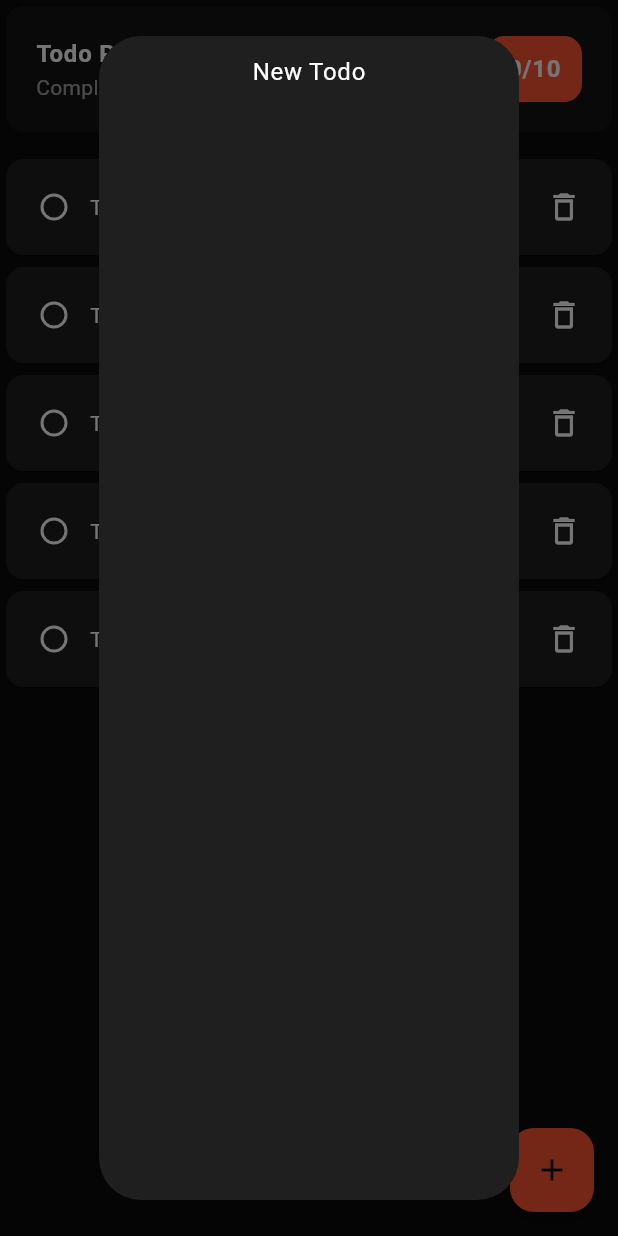
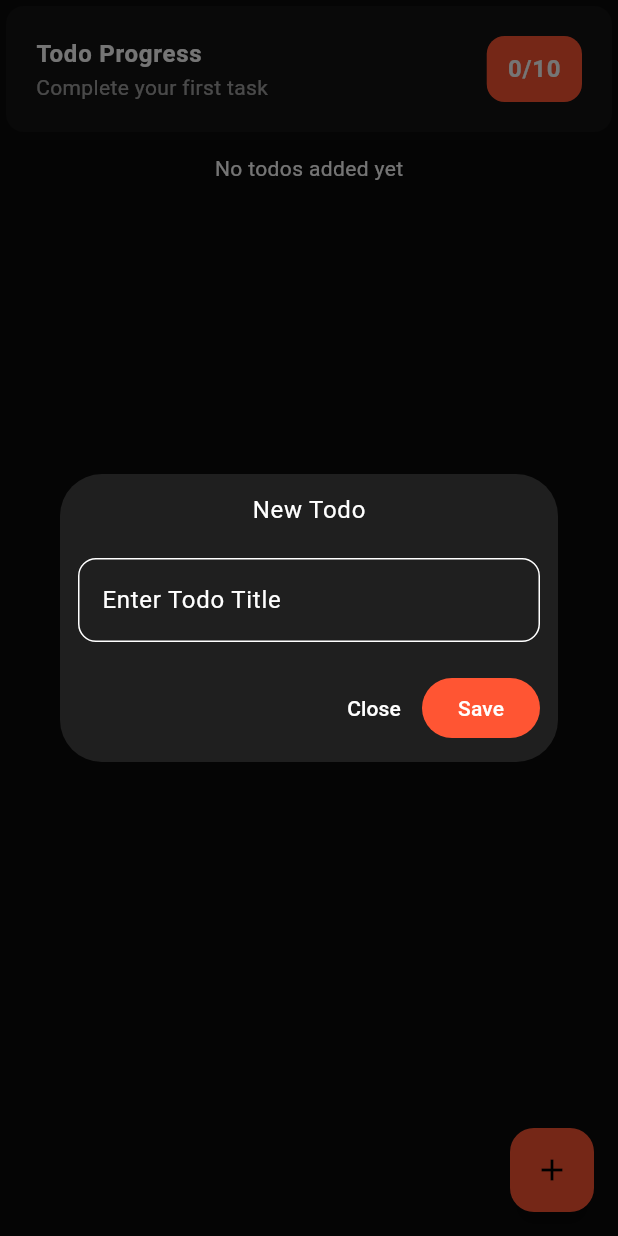
Before and after one commit to yashgoswami3251-wq/Flutter_Riverpod_State_Management, a Flutter app: the screen it shows after launch, after a tap on the "add" icon, on a phone screen of 412 x 824 dp. Run offline on Flutter 3.47's test engine with Material 3 defaults, Android fonts, the phone set to English and light mode, and no system bars; our stand-ins replace flutter_riverpod.

Commit message:
Add Todo work perfactly

```diff
--- a/lib/Todo_Application/Widgets/todo_adding.dart
+++ b/lib/Todo_Application/Widgets/todo_adding.dart
@@ -1,27 +1,63 @@
 import 'package:flutter/cupertino.dart';
 import 'package:flutter/material.dart';
+import 'package:flutter_riverpod/flutter_riverpod.dart';
+import 'package:flutter_riverpod/legacy.dart';
 
-class TodoAdding extends StatefulWidget {
+final addprovider = StateProvider<List<dynamic>>((Ref ref){
+  return [];
+});
+
+class TodoAdding extends ConsumerStatefulWidget {
   const TodoAdding({super.key});
 
   @override
-  State<TodoAdding> createState() => _TodoAddingState();
+  ConsumerState<TodoAdding> createState() => _TodoAddingState();
 }
 
-class _TodoAddingState extends State<TodoAdding> {
+class _TodoAddingState extends ConsumerState<TodoAdding> {
   @override
   Widget build(BuildContext context) {
-
+    final textcontroller = TextEditingController();
     final theme = Theme.of(context);
     final texttheme = theme.textTheme;
-    final colorschema = theme.colorScheme;
 
     return Dialog(
       child: Padding(
         padding: EdgeInsets.all(12),
         child: Column(
+          mainAxisSize: MainAxisSize.min,
           children: [
-            Text("New Todo",style: texttheme.bodyLarge,)
+            Text("New Todo",style: texttheme.bodyLarge,),
+            SizedBox(height: 20,),
+            TextField(
+              controller: textcontroller,
+              decoration: InputDecoration(
+                hintText: "Enter Todo Title"
+              ),
+            ),
+            SizedBox(height: 20,),
+            Row(
+              mainAxisAlignment: MainAxisAlignment.end,
+              children: [
+                TextButton(onPressed: (){
+                  Navigator.of(context).pop();
+                }, child: Text("Close",style: TextStyle(color: Colors.white),)),
+                ElevatedButton(
+                    onPressed: (){
+                      final title = textcontroller.text;
+                      if(title.isEmpty){
+                        ScaffoldMessenger.of(context).showSnackBar(SnackBar(content: Text("Please enter title")));
+                        return;
+                      }
+
+                      final currenttodos = ref.read(addprovider);
+                      ref.read(addprovider.notifier).state = [...currenttodos,title];
+
+                      Navigator.of(context).pop();
+
+                }, child: Text("Save",style: TextStyle(color: Colors.white),))
+              ],
+            )
           ],
         ),
       ),
--- a/lib/Todo_Application/Widgets/todo_tile.dart
+++ b/lib/Todo_Application/Widgets/todo_tile.dart
@@ -1,35 +1,45 @@
-import 'package:flutter/cupertino.dart';
 import 'package:flutter/material.dart';
+import 'package:flutter_riverpod/flutter_riverpod.dart';
+import 'todo_adding.dart';
 
-class TodoTile extends StatelessWidget {
+class TodoTile extends ConsumerWidget {
   const TodoTile({super.key});
 
   @override
-  Widget build(BuildContext context) {
+  Widget build(BuildContext context, WidgetRef ref) {
+    final todos = ref.watch(addprovider);
+    final texttheme = Theme.of(context).textTheme;
 
-    final theme = Theme.of(context);
-    final texttheme = theme.textTheme;
+    if (todos.isEmpty) {
+      return const Center(
+        child: Text('No todos added yet'),
+      );
+    }
 
+    return ListView.builder(
+      shrinkWrap: true,
+      itemCount: todos.length,
+      itemBuilder: (context, index) {
         return Card(
           child: Padding(
-        padding: const EdgeInsets.all(8.0),
-        child: Expanded(
+            padding: const EdgeInsets.all(8),
             child: Row(
               children: [
-              Checkbox(
-                  shape: CircleBorder(),
-                  value: false, onChanged: (_){}),
+                Checkbox(value: false, onChanged: (_){}),
+                const SizedBox(width: 12),
                 Expanded(
-                child: Text("Task",style: texttheme.bodyMedium?.copyWith(
-                  decoration: TextDecoration.none
-                )),
+                  child: Text(
+                    todos[index],
+                    style: texttheme.bodyMedium,
+                  ),
                 ),
                 IconButton(onPressed: (){}, icon: Icon(Icons.edit)),
-              IconButton(onPressed: (){}, icon: Icon(Icons.delete_outline)),
+                IconButton(onPressed: (){},icon: Icon(Icons.delete_outline),)
               ],
             ),
-        )
           ),
+        );
+      },
     );
   }
 }
--- a/lib/Todo_Application/todo_screen.dart
+++ b/lib/Todo_Application/todo_screen.dart
@@ -29,7 +29,7 @@ class _todoscreenState extends State<todoscreen> {
               /// Todo tile
               SizedBox(height: 10,),
               Expanded(
-                child: ListView.builder(itemCount: 5, itemBuilder: (context,index){
+                child: ListView.builder(itemCount: 1, itemBuilder: (context,index){
                   return TodoTile();
                 }),
               )
--- a/pubspec.yaml
+++ b/pubspec.yaml
@@ -35,9 +35,11 @@ dependencies:
   # Use with the CupertinoIcons class for iOS style icons.
   cupertino_icons: ^1.0.8
   flutter_riverpod: ^3.3.2
+  freezed_annotation: ^3.1.0
 
 
 dev_dependencies:
+  build_runner: ^2.4.0
   flutter_test:
     sdk: flutter
 
```
Also changed, not shown: lib/Todo_Application/Riverpod/riverpod.dart (added), pubspec.lock. Lines whose indentation alone changed are shown as unchanged.
